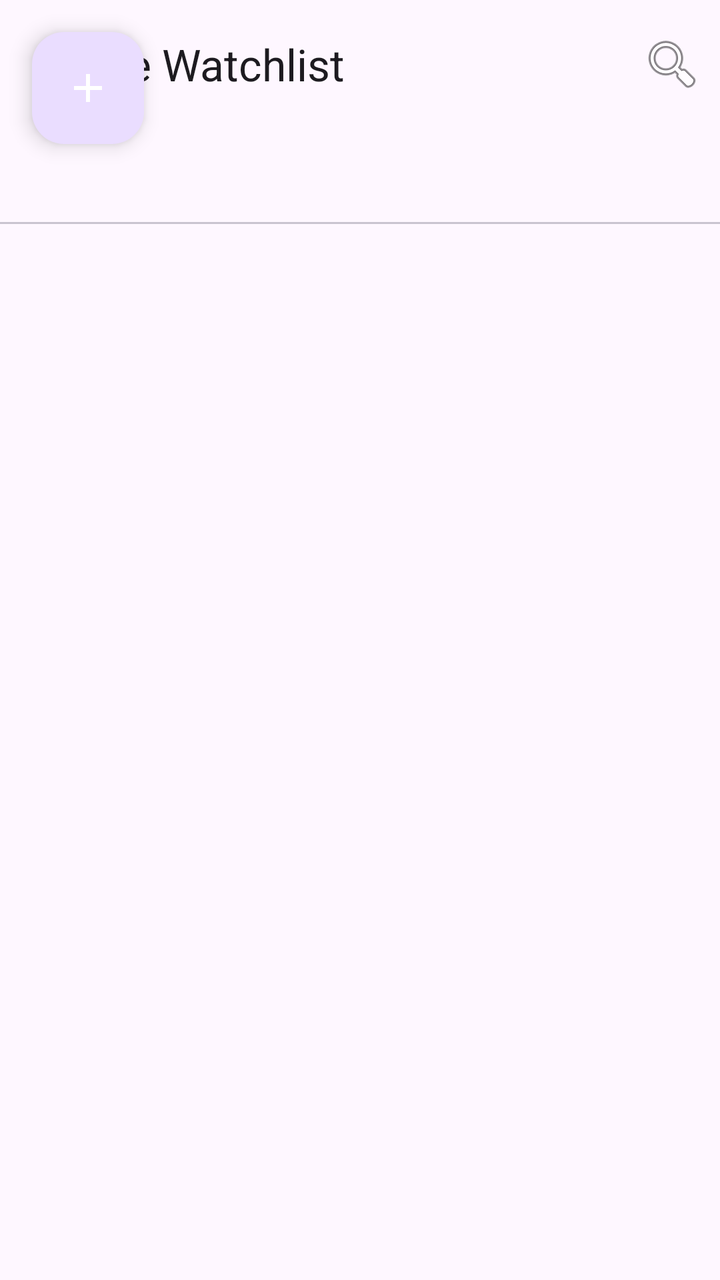
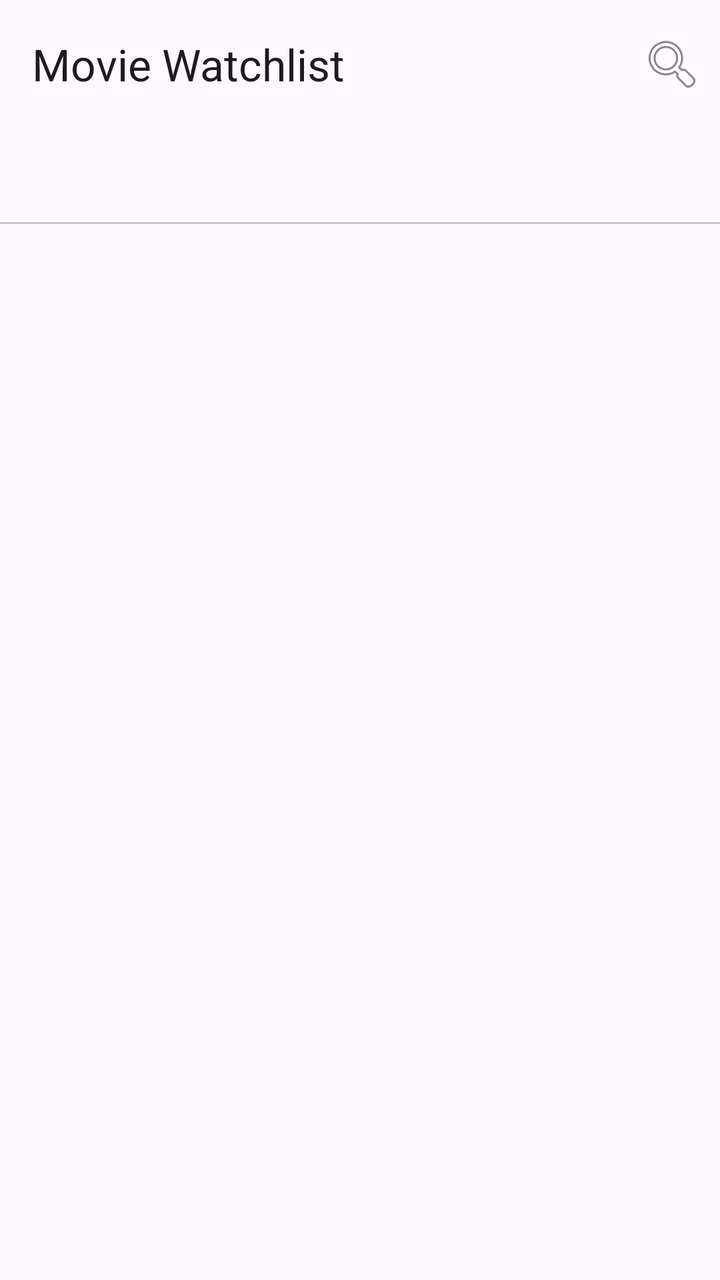

Compare the two renders of this Android layout. The source of the first and the diff that turns it into the second are given below.
<!-- AndroidManifest.xml: application theme Theme.MovieWatchlist -->
<!-- res/layout/fragment_main.xml -->
<?xml version="1.0" encoding="utf-8"?>
<androidx.coordinatorlayout.widget.CoordinatorLayout xmlns:android="http://schemas.android.com/apk/res/android"
    xmlns:app="http://schemas.android.com/apk/res-auto"
    android:layout_width="match_parent"
    android:layout_height="match_parent">

    <com.google.android.material.appbar.AppBarLayout
        android:layout_width="match_parent"
        android:layout_height="wrap_content">

        <com.google.android.material.appbar.MaterialToolbar
            android:id="@+id/toolbar"
            android:layout_width="match_parent"
            android:layout_height="wrap_content"
            app:title="@string/app_name"
            app:menu="@menu/menu_main" />

        <com.google.android.material.tabs.TabLayout
            android:id="@+id/tabLayout"
            android:layout_width="match_parent"
            android:layout_height="wrap_content" />
    </com.google.android.material.appbar.AppBarLayout>

    <androidx.viewpager2.widget.ViewPager2
        android:id="@+id/viewPager"
        android:layout_width="match_parent"
        android:layout_height="match_parent"
        app:layout_behavior="@string/appbar_scrolling_view_behavior" />

    <com.google.android.material.floatingactionbutton.FloatingActionButton
        android:id="@+id/fabAddMovie"
        android:layout_width="wrap_content"
        android:layout_height="wrap_content"
        android:layout_margin="16dp"
        android:contentDescription="@string/add_movie"
        app:tint="@android:color/white"
        app:layout_anchorGravity="bottom|end"
        app:srcCompat="@drawable/ic_add_24" />

</androidx.coordinatorlayout.widget.CoordinatorLayout>
<!-- resources referenced by this layout -->
<resources>
  <!-- drawable ic_add_24 (drawable) -->
  <vector xmlns:android="http://schemas.android.com/apk/res/android"
      android:width="24dp"
      android:height="24dp"
      android:viewportWidth="24"
      android:viewportHeight="24">
      <path
          android:fillColor="@android:color/white"
          android:pathData="M19,13H13V19H11V13H5V11H11V5H13V11H19V13Z" />
  </vector>
  <string name="add_movie">Add Movie</string>
  <string name="app_name">Movie Watchlist</string>
  <style name="Theme.MovieWatchlist" parent="Base.Theme.MovieWatchlist" />
  <style name="Base.Theme.MovieWatchlist" parent="Theme.Material3.DayNight.NoActionBar">
          
          
      </style>
</resources>

<!-- the commit's change to res/layout/fragment_main.xml (unified diff, before → after) -->
@@ -27,14 +27,4 @@
         android:layout_height="match_parent"
         app:layout_behavior="@string/appbar_scrolling_view_behavior" />
 
-    <com.google.android.material.floatingactionbutton.FloatingActionButton
-        android:id="@+id/fabAddMovie"
-        android:layout_width="wrap_content"
-        android:layout_height="wrap_content"
-        android:layout_margin="16dp"
-        android:contentDescription="@string/add_movie"
-        app:tint="@android:color/white"
-        app:layout_anchorGravity="bottom|end"
-        app:srcCompat="@drawable/ic_add_24" />
-
 </androidx.coordinatorlayout.widget.CoordinatorLayout>
<!-- resource entries referenced after the edit -->
@@ -1,16 +1,5 @@
 <!-- resources referenced by this layout -->
 <resources>
-  <!-- drawable ic_add_24 (drawable) -->
-  <vector xmlns:android="http://schemas.android.com/apk/res/android"
-      android:width="24dp"
-      android:height="24dp"
-      android:viewportWidth="24"
-      android:viewportHeight="24">
-      <path
-          android:fillColor="@android:color/white"
-          android:pathData="M19,13H13V19H11V13H5V11H11V5H13V11H19V13Z" />
-  </vector>
-  <string name="add_movie">Add Movie</string>
   <string name="app_name">Movie Watchlist</string>
   <style name="Theme.MovieWatchlist" parent="Base.Theme.MovieWatchlist" />
   <style name="Base.Theme.MovieWatchlist" parent="Theme.Material3.DayNight.NoActionBar">
